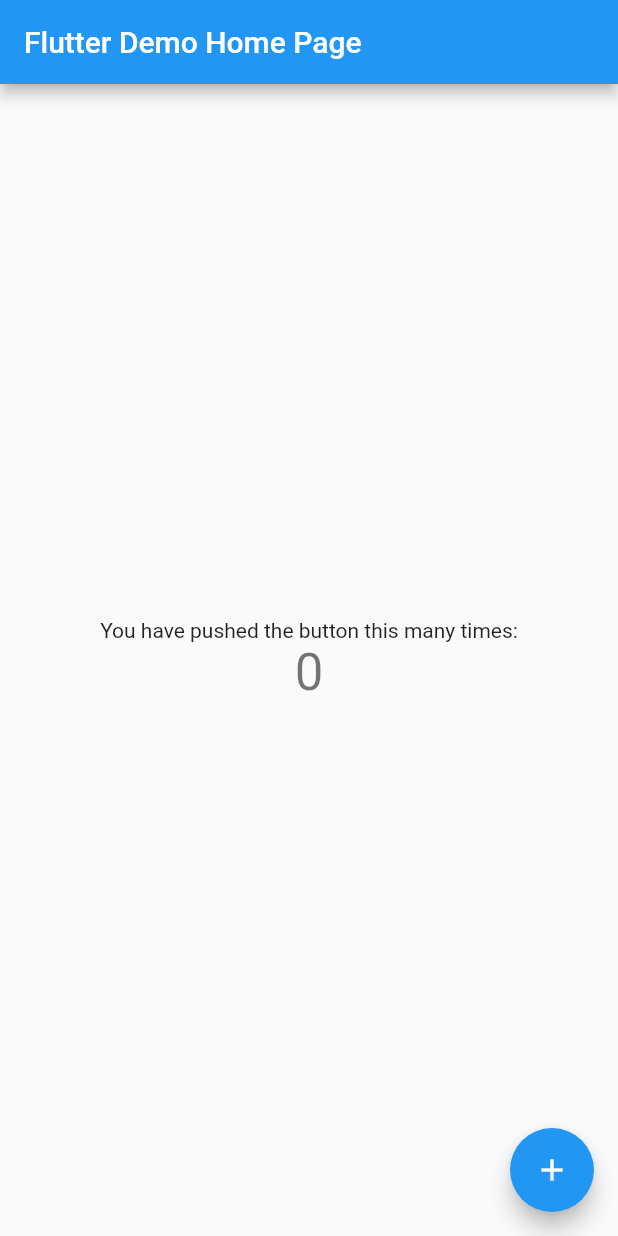
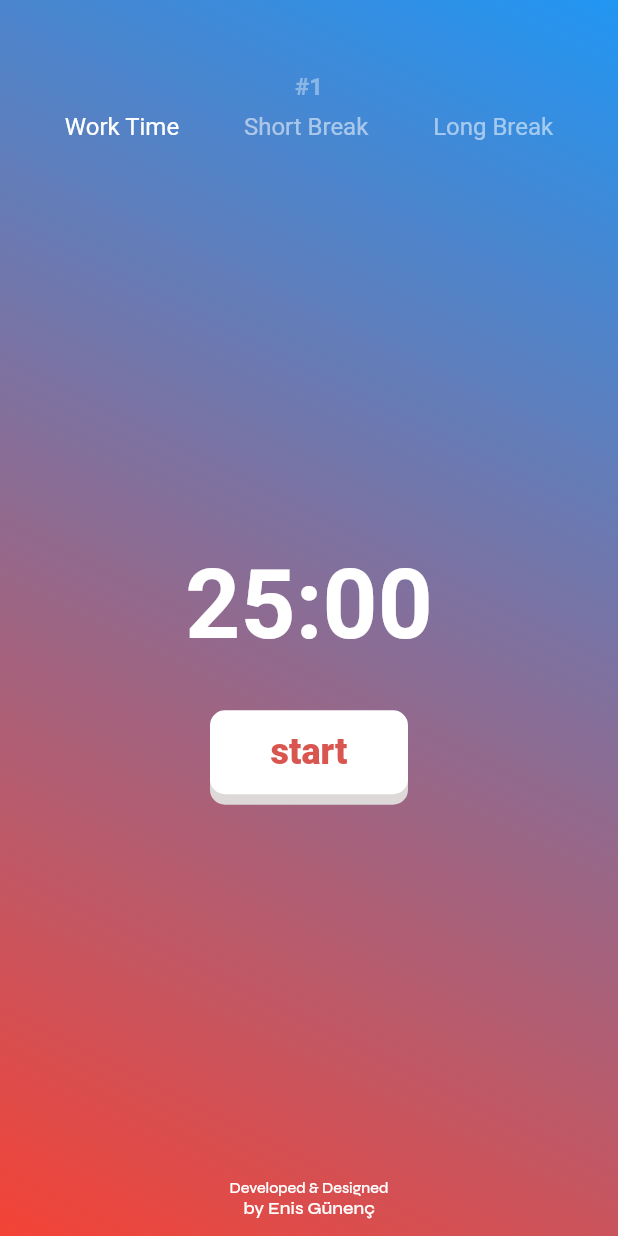
Before and after one commit to rinqq/focustime, a Flutter app: the screen it shows after launch, on a phone screen of 412 x 824 dp. Run offline on Flutter 3.47's test engine with Material 2 defaults, Android fonts, the phone set to English and light mode, and no system bars; our stand-ins replace google_fonts; Roboto replaces fonts that are missing (Coda).

Commit message:
Added basic texts, buttons and background color

```diff
--- a/lib/main.dart
+++ b/lib/main.dart
@@ -1,4 +1,5 @@
 import 'package:flutter/material.dart';
+import 'package:focustime/screens/mainScreen.dart';
 
 void main() {
   runApp(const MyApp());
@@ -7,109 +8,24 @@ void main() {
 class MyApp extends StatelessWidget {
   const MyApp({Key? key}) : super(key: key);
 
-  // This widget is the root of your application.
   @override
   Widget build(BuildContext context) {
     return MaterialApp(
-      title: 'Flutter Demo',
-      theme: ThemeData(
-        // This is the theme of your application.
-        //
-        // Try running your application with "flutter run". You'll see the
-        // application has a blue toolbar. Then, without quitting the app, try
-        // changing the primarySwatch below to Colors.green and then invoke
-        // "hot reload" (press "r" in the console where you ran "flutter run",
-        // or simply save your changes to "hot reload" in a Flutter IDE).
-        // Notice that the counter didn't reset back to zero; the application
-        // is not restarted.
-        primarySwatch: Colors.blue,
+      home: Scaffold(
+        body: Container(
+            decoration: const BoxDecoration(
+              gradient: LinearGradient(
+                begin: Alignment.topRight,
+                end: Alignment.bottomLeft,
+                colors: [
+                  Colors.blue,
+                  Colors.red,
+                ],
+              ),
+            ),
+            child: const mainScreen()),
       ),
-      home: const MyHomePage(title: 'Flutter Demo Home Page'),
+      debugShowCheckedModeBanner: false,
     );
   }
 }
-
-class MyHomePage extends StatefulWidget {
-  const MyHomePage({Key? key, required this.title}) : super(key: key);
-
-  // This widget is the home page of your application. It is stateful, meaning
-  // that it has a State object (defined below) that contains fields that affect
-  // how it looks.
-
-  // This class is the configuration for the state. It holds the values (in this
-  // case the title) provided by the parent (in this case the App widget) and
-  // used by the build method of the State. Fields in a Widget subclass are
-  // always marked "final".
-
-  final String title;
-
-  @override
-  State<MyHomePage> createState() => _MyHomePageState();
-}
-
-class _MyHomePageState extends State<MyHomePage> {
-  int _counter = 0;
-
-  void _incrementCounter() {
-    setState(() {
-      // This call to setState tells the Flutter framework that something has
-      // changed in this State, which causes it to rerun the build method below
-      // so that the display can reflect the updated values. If we changed
-      // _counter without calling setState(), then the build method would not be
-      // called again, and so nothing would appear to happen.
-      _counter++;
-    });
-  }
-
-  @override
-  Widget build(BuildContext context) {
-    // This method is rerun every time setState is called, for instance as done
-    // by the _incrementCounter method above.
-    //
-    // The Flutter framework has been optimized to make rerunning build methods
-    // fast, so that you can just rebuild anything that needs updating rather
-    // than having to individually change instances of widgets.
-    return Scaffold(
-      appBar: AppBar(
-        // Here we take the value from the MyHomePage object that was created by
-        // the App.build method, and use it to set our appbar title.
-        title: Text(widget.title),
-      ),
-      body: Center(
-        // Center is a layout widget. It takes a single child and positions it
-        // in the middle of the parent.
-        child: Column(
-          // Column is also a layout widget. It takes a list of children and
-          // arranges them vertically. By default, it sizes itself to fit its
-          // children horizontally, and tries to be as tall as its parent.
-          //
-          // Invoke "debug painting" (press "p" in the console, choose the
-          // "Toggle Debug Paint" action from the Flutter Inspector in Android
-          // Studio, or the "Toggle Debug Paint" command in Visual Studio Code)
-          // to see the wireframe for each widget.
-          //
-          // Column has various properties to control how it sizes itself and
-          // how it positions its children. Here we use mainAxisAlignment to
-          // center the children vertically; the main axis here is the vertical
-          // axis because Columns are vertical (the cross axis would be
-          // horizontal).
-          mainAxisAlignment: MainAxisAlignment.center,
-          children: <Widget>[
-            const Text(
-              'You have pushed the button this many times:',
-            ),
-            Text(
-              '$_counter',
-              style: Theme.of(context).textTheme.headline4,
-            ),
-          ],
-        ),
-      ),
-      floatingActionButton: FloatingActionButton(
-        onPressed: _incrementCounter,
-        tooltip: 'Increment',
-        child: const Icon(Icons.add),
-      ), // This trailing comma makes auto-formatting nicer for build methods.
-    );
-  }
-}
--- /dev/null
+++ b/lib/screens/mainScreen.dart
@@ -0,0 +1,162 @@
+// ignore_for_file: camel_case_types, file_names
+import 'package:google_fonts/google_fonts.dart';
+import 'package:flutter/material.dart';
+
+class mainScreen extends StatefulWidget {
+  const mainScreen({Key? key}) : super(key: key);
+
+  @override
+  State<mainScreen> createState() => mainScreeneState();
+}
+
+/*
+TODO: Header text and container styles (colors should change when session complate)
+TODO: Button effect
+TODO: Timer!
+TODO: Better UI
+TODO: Add counter calculation for session counts
+*/
+
+const Color red = Color(0xFFd95550);
+
+class mainScreeneState extends State<mainScreen> {
+  @override
+  Widget build(BuildContext context) {
+    return Stack(
+      children: [
+        //* Head
+        Container(
+          alignment: Alignment.topCenter,
+          margin: const EdgeInsets.only(top: 48),
+          child: Column(
+            children: [
+              //*Counter
+              Container(
+                margin: const EdgeInsets.only(bottom: 8),
+                child: Text(
+                  "#1",
+                  style: GoogleFonts.coda(
+                      fontSize: 16,
+                      fontWeight: FontWeight.w600,
+                      color: Colors.white38),
+                ),
+              ),
+              Row(
+                mainAxisAlignment: MainAxisAlignment.spaceEvenly,
+                crossAxisAlignment: CrossAxisAlignment.center,
+                children: [
+                  Container(
+                    child: Text(
+                      "Work Time",
+                      style: GoogleFonts.creteRound(
+                          fontSize: 16,
+                          fontWeight: FontWeight.w400,
+                          color: Colors.white),
+                    ),
+                  ),
+                  Container(
+                    child: Text(
+                      "Short Break",
+                      style: GoogleFonts.creteRound(
+                          fontSize: 16,
+                          fontWeight: FontWeight.w400,
+                          color: Colors.white54),
+                    ),
+                  ),
+                  Container(
+                    child: Text(
+                      "Long Break",
+                      style: GoogleFonts.creteRound(
+                          fontSize: 16,
+                          fontWeight: FontWeight.w400,
+                          color: Colors.white54),
+                    ),
+                  ),
+                ],
+              ),
+            ],
+          ),
+        ),
+
+        Column(
+          mainAxisAlignment: MainAxisAlignment.center,
+          crossAxisAlignment: CrossAxisAlignment.center,
+          children: [
+            //*Timer
+            Container(
+              padding: const EdgeInsets.only(top: 72),
+              alignment: Alignment.center,
+              child: Text(
+                "25:00",
+                style: GoogleFonts.coda(
+                    fontSize: 64,
+                    fontWeight: FontWeight.w600,
+                    color: Colors.white),
+              ),
+            ),
+
+            //* Start Button
+            Container(
+              decoration: BoxDecoration(
+                color: Colors.white,
+                boxShadow: const [
+                  BoxShadow(
+                      color: Color.fromARGB(255, 221, 217, 217),
+                      offset: Offset(0, 7)),
+                ],
+                borderRadius: BorderRadius.circular(10),
+              ),
+              width: 132,
+              height: 56,
+              margin: const EdgeInsets.only(top: 32),
+              child: Container(
+                alignment: Alignment.center,
+                child: Material(
+                  child: InkWell(
+                    child: Text(
+                      "start",
+                      style: GoogleFonts.creteRound(
+                          fontSize: 24,
+                          fontWeight: FontWeight.w800,
+                          color: red),
+                    ),
+                  ),
+                  color: Colors.transparent,
+                ),
+              ),
+            ),
+          ],
+        ),
+        Container(
+          margin: const EdgeInsets.only(bottom: 12),
+          child: Align(
+            alignment: Alignment.center,
+            child: Column(
+              mainAxisAlignment: MainAxisAlignment.end,
+              children: [
+                Text(
+                  "Developed & Designed",
+                  style: GoogleFonts.syne(
+                    textStyle: Theme.of(context).textTheme.headline4,
+                    fontSize: 10,
+                    fontWeight: FontWeight.w500,
+                    color: Colors.white,
+                  ),
+                ),
+                Text(
+                  "by Enis Günenç",
+                  style: GoogleFonts.syne(
+                    textStyle: Theme.of(context).textTheme.headline4,
+                    fontSize: 12,
+                    fontWeight: FontWeight.w500,
+                    color: Colors.white,
+                  ),
+                ),
+              ],
+            ),
+          ),
+        ),
+      ],
+    );
+  }
+}
```
Also changed, not shown: pubspec.yaml (+2 -65 lines), pubspec.lock.
